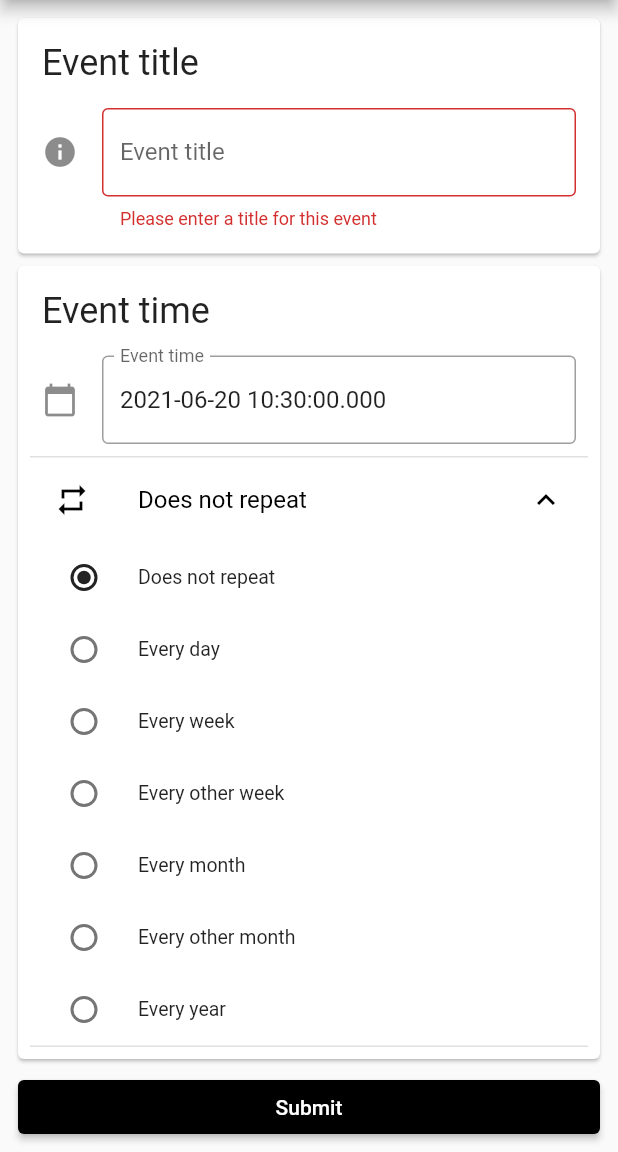
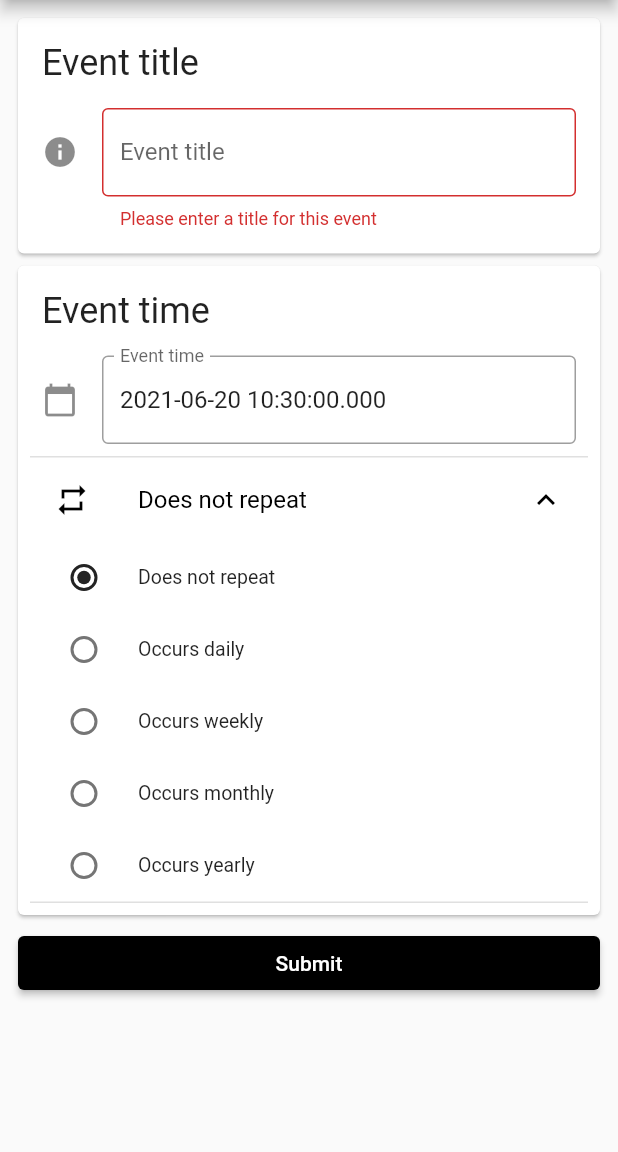
Before and after one commit to ggiuffre/patterns, a Flutter app: the NewEventPage screen opened directly with empty values, after a tap on "Submit", after a tap on "Does not repeat", on a phone screen of 412 x 824 dp, the part 84-1236 px from its top. Run offline on Flutter 3.47's test engine with Material 2 defaults, Android fonts, the phone set to English and light mode, and no system bars; our stand-ins replace cloud_firestore, firebase_auth, firebase_core, flutter_riverpod, google_sign_in, shared_preferences; missing offline and left inert: googleapis; accounts and stored records are empty.

Commit message:
Allow to set arbitrary intervals for recurring events with certain frequencies

```diff
--- a/lib/data/event.dart
+++ b/lib/data/event.dart
@@ -20,7 +20,7 @@ class Event implements Comparable<Event> {
   Map<String, String> get asJson => {"id": id, "title": title, "time": time.toIso8601String()};
 
   @override
-  int compareTo(other) => time == other.time ? title.compareTo(other.title) : time.compareTo(other.time);
+  int compareTo(Event other) => time == other.time ? title.compareTo(other.title) : time.compareTo(other.time);
 
   @override
   bool operator ==(Object other) => other is Event && time == other.time && title == other.title;
@@ -38,32 +38,35 @@ class Event implements Comparable<Event> {
 }
 
 /// Frequency at which an [Event] can occur.
-enum Frequency { once, daily, weekly, biWeekly, monthly, biMonthly, annually }
+enum Frequency { once, daily, weekly, monthly, annually }
 
-/// Get a sequence of events named [title] with time inside [range], recurring at [frequency].
-Iterable<Event> eventsAtInterval({required String title, required DateTimeRange range, required Frequency frequency}) {
+/// Get a sequence of events named [title] with time inside [range], recurring
+/// on a [frequency] basis at intervals of [interval].
+Iterable<Event> recurringEvents({
+  required String title,
+  required DateTimeRange range,
+  required Frequency frequency,
+  int interval = 1,
+}) {
   if (frequency == Frequency.once) {
     return {Event(title, range.start)};
   }
 
-  final actions = <Frequency, DateTime Function(DateTime)>{
-    Frequency.daily: (DateTime t) =>
-        DateTime(t.year, t.month, t.day + 1, t.hour, t.minute, t.second, t.millisecond, t.microsecond),
-    Frequency.weekly: (DateTime t) =>
-        DateTime(t.year, t.month, t.day + 7, t.hour, t.minute, t.second, t.millisecond, t.microsecond),
-    Frequency.biWeekly: (DateTime t) =>
-        DateTime(t.year, t.month, t.day + 14, t.hour, t.minute, t.second, t.millisecond, t.microsecond),
-    Frequency.monthly: (DateTime t) => monthsLater(t: t, months: 1),
-    Frequency.biMonthly: (DateTime t) => monthsLater(t: t, months: 2),
-    Frequency.annually: (DateTime t) =>
-        DateTime(t.year + 1, t.month, t.day, t.hour, t.minute, t.second, t.millisecond, t.microsecond),
+  final actions = <Frequency, DateTime Function(DateTime, int)>{
+    Frequency.daily: (DateTime t, int interval) =>
+        DateTime(t.year, t.month, t.day + interval, t.hour, t.minute, t.second, t.millisecond, t.microsecond),
+    Frequency.weekly: (DateTime t, int interval) =>
+        DateTime(t.year, t.month, t.day + (7 * interval), t.hour, t.minute, t.second, t.millisecond, t.microsecond),
+    Frequency.monthly: (DateTime t, int interval) => monthsLater(t: t, months: interval),
+    Frequency.annually: (DateTime t, int interval) =>
+        DateTime(t.year + interval, t.month, t.day, t.hour, t.minute, t.second, t.millisecond, t.microsecond),
   };
 
   List<Event> result = [];
   DateTime time = range.start;
   while (time.isBefore(range.end)) {
     result.add(Event(title, time));
-    time = actions[frequency]!(time);
+    time = actions[frequency]!(time, interval);
   }
 
   return result;
@@ -84,3 +87,43 @@ DateTime monthsLater({required DateTime t, required int months}) {
 
   return candidate;
 }
+
+String recurringEventStringDescription({required Frequency frequency, required int interval}) {
+  if (frequency == Frequency.once) {
+    return "Does not repeat";
+  } else if (frequency == Frequency.daily) {
+    if (interval < 2) {
+      return "Occurs daily";
+    } else if (interval == 2) {
+      return "Occurs every other day";
+    } else {
+      return "Occurs every $interval days";
+    }
+  } else if (frequency == Frequency.weekly) {
+    if (interval < 2) {
+      return "Occurs weekly";
+    } else if (interval == 2) {
+      return "Occurs every other week";
+    } else {
+      return "Occurs every $interval weeks";
+    }
+  } else if (frequency == Frequency.monthly) {
+    if (interval < 2) {
+      return "Occurs monthly";
+    } else if (interval == 2) {
+      return "Occurs every other month";
+    } else {
+      return "Occurs every $interval months";
+    }
+  } else if (frequency == Frequency.annually) {
+    if (interval < 2) {
+      return "Occurs yearly";
+    } else if (interval == 2) {
+      return "Occurs every other year";
+    } else {
+      return "Occurs every $interval years";
+    }
+  } else {
+    return "Does not repeat";
+  }
+}
--- a/lib/ui/components/new_event_form.dart
+++ b/lib/ui/components/new_event_form.dart
@@ -17,23 +17,14 @@ class NewEventForm extends StatefulWidget {
 }
 
 class _NewEventFormState extends State<NewEventForm> {
-  static const _frequencies = {
-    Frequency.once: "Does not repeat",
-    Frequency.daily: "Every day",
-    Frequency.weekly: "Every week",
-    Frequency.biWeekly: "Every other week",
-    Frequency.monthly: "Every month",
-    Frequency.biMonthly: "Every other month",
-    Frequency.annually: "Every year",
-  };
-
   final _formKey = GlobalKey<FormState>();
   final _dateFieldController = TextEditingController();
 
   String _eventTitle = "";
   DateTime _eventTime = DateTime.now();
-  Frequency _eventFrequency = Frequency.once; // frequency with which the event being created occurs
-  bool _addingEvent = false; // whether an event is in the process of being added
+  Frequency _eventFrequency = Frequency.once; // frequency at which the new event should occur
+  int _eventInterval = 1; // days/weeks/months/... (depending on the frequency) between each instance of the new event
+  bool _addingEvent = false; // whether the new event is in the process of being added
 
   @override
   void initState() {
@@ -101,20 +92,15 @@ class _NewEventFormState extends State<NewEventForm> {
                         ),
                       ),
                     ),
-                    ExpansionTile(
-                      leading: const Icon(Icons.repeat),
-                      expandedCrossAxisAlignment: CrossAxisAlignment.start,
-                      title: Text(_frequencies[_eventFrequency]!),
-                      children: [
-                        for (final frequency in Frequency.values)
-                          RadioListTile<Frequency>(
-                            title: Text(_frequencies[frequency]!),
-                            value: frequency,
-                            groupValue: _eventFrequency,
-                            onChanged: (v) => setState(() => _eventFrequency = v ?? _eventFrequency),
-                            dense: true,
-                          ),
-                      ],
+                    _EventFrequencyExpansionTile(
+                      eventFrequency: _eventFrequency,
+                      eventInterval: _eventInterval,
+                      onChangeFrequency: (v) => setState(() {
+                        _eventFrequency = v ?? _eventFrequency;
+                        _eventInterval = 1;
+                      }),
+                      onIncreaseInterval: () => setState(() => _eventInterval++),
+                      onDecreaseInterval: () => setState(() => _eventInterval = max(1, _eventInterval - 1)),
                     ),
                   ],
                 ),
@@ -155,10 +141,11 @@ class _NewEventFormState extends State<NewEventForm> {
     if (_formKey.currentState!.validate()) {
       setState(() => _addingEvent = true);
       if (_eventFrequency != Frequency.once) {
-        final events = eventsAtInterval(
+        final events = recurringEvents(
           title: _eventTitle,
           range: DateTimeRange(start: _eventTime, end: _eventTime.add(const Duration(days: 90))),
           frequency: _eventFrequency,
+          interval: _eventInterval,
         );
         for (final event in events) {
           context.read(eventProvider).add(event);
@@ -243,3 +230,103 @@ class _EventTitleTextField extends StatelessWidget {
         },
       );
 }
+
+class _EventFrequencyExpansionTile extends StatelessWidget {
+  final Frequency eventFrequency;
+  final int eventInterval;
+  final void Function(Frequency?)? onChangeFrequency;
+  final void Function()? onIncreaseInterval;
+  final void Function()? onDecreaseInterval;
+
+  static const _frequencies = {
+    Frequency.once: "Does not repeat",
+    Frequency.daily: "Occurs daily",
+    Frequency.weekly: "Occurs weekly",
+    Frequency.monthly: "Occurs monthly",
+    Frequency.annually: "Occurs yearly",
+  };
+
+  const _EventFrequencyExpansionTile({
+    Key? key,
+    this.eventFrequency = Frequency.once,
+    this.eventInterval = 1,
+    this.onChangeFrequency,
+    this.onIncreaseInterval,
+    this.onDecreaseInterval,
+  }) : super(key: key);
+
+  @override
+  Widget build(BuildContext context) => ExpansionTile(
+        leading: const Icon(Icons.repeat),
+        expandedCrossAxisAlignment: CrossAxisAlignment.start,
+        title: Text(
+          recurringEventStringDescription(frequency: eventFrequency, interval: eventInterval),
+        ),
+        children: [
+          for (final frequency in Frequency.values)
+            RadioListTile<Frequency>(
+              title: Text(_frequencies[frequency]!),
+              value: frequency,
+              groupValue: eventFrequency,
+              onChanged: onChangeFrequency,
+              dense: true,
+            ),
+          if (eventFrequency != Frequency.once)
+            Padding(
+              padding: const EdgeInsets.all(8.0),
+              child: Row(
+                mainAxisAlignment: MainAxisAlignment.spaceBetween,
+                children: [
+                  Padding(
+                    padding: const EdgeInsets.all(8.0),
+                    child: Text("Occurs every:"),
+                  ),
+                  Card(
+                    child: Padding(
+                      padding: const EdgeInsets.all(8.0),
+                      child: Row(
+                        children: [
+                          IconButton(
+                            icon: const Icon(Icons.remove),
+                            onPressed: onDecreaseInterval,
+                          ),
+                          Padding(
+                            padding: const EdgeInsets.symmetric(horizontal: 16.0),
+                            child: Container(
+                              constraints: BoxConstraints(minWidth: 48.0),
+                              alignment: Alignment.center,
+                              child: Text(
+                                _intervalLabel(frequency: eventFrequency, interval: eventInterval),
+                              ),
+                            ),
+                          ),
+                          IconButton(
+                            icon: const Icon(Icons.add),
+                            onPressed: onIncreaseInterval,
+                          ),
+                        ],
+                      ),
+                    ),
+                  ),
+                ],
+              ),
+            ),
+        ],
+      );
+
+  String _intervalLabel({required Frequency frequency, required int interval}) {
+    const intervalTypes = {
+      Frequency.daily: "day",
+      Frequency.weekly: "week",
+      Frequency.monthly: "month",
+      Frequency.annually: "year",
+    };
+
+    final intervalType = intervalTypes[frequency];
+    if (intervalType != null) {
+      return "$interval $intervalType${interval > 1 ? "s" : ""}";
+    } else {
+      return interval.toString();
+    }
+  }
+}
```
Also changed, not shown: 1 other file.
